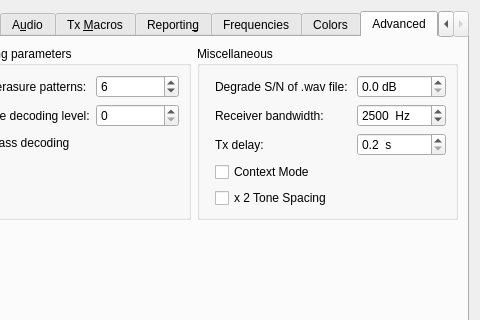
First picture: the form in Configuration.ui, repository saitohirga/WSJT-X, before the edit; both pictures show x 93 to 573 and y 0 to 320 of the 573 by 591 pixel window.
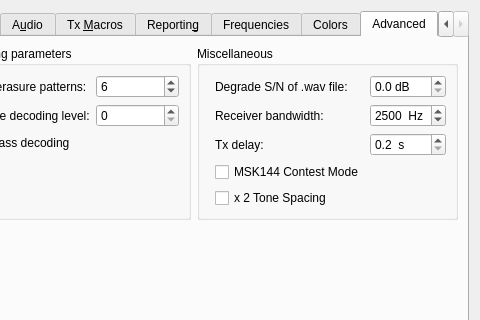
Second picture: the form after the edit. The open tabs and pages were chosen to show the change.

Commit message: Correfct typo; add tool tip.

```diff
--- a/Configuration.ui
+++ b/Configuration.ui
@@ -2282,7 +2282,7 @@
             <item row="3" column="0">
              <widget class="QCheckBox" name="cbContestMode">
               <property name="text">
-               <string>Context Mode</string>
+               <string>MSK144 Contest Mode</string>
               </property>
              </widget>
             </item>
```
Left out of the diff: 11 changed lines with no effect on the pictures.
